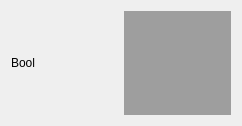
Old version of the form viz_stepper/include/viz_stepper/merrrt_widget.ui in the repository UM-ARM-Lab/unreliable-deform-manipulation.
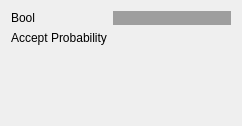
New version of the form.

Patch:
```diff
--- a/viz_stepper/include/viz_stepper/merrrt_widget.ui
+++ b/viz_stepper/include/viz_stepper/merrrt_widget.ui
@@ -25,15 +25,15 @@
   <property name="styleSheet">
    <string notr="true"/>
   </property>
-  <layout class="QHBoxLayout" name="horizontalLayout">
-   <item>
+  <layout class="QFormLayout" name="formLayout">
+   <item row="0" column="0">
     <widget class="QLabel" name="bool_label">
      <property name="text">
       <string>Bool</string>
      </property>
     </widget>
    </item>
-   <item>
+   <item row="0" column="1">
     <widget class="QLabel" name="bool_indicator">
      <property name="styleSheet">
       <string notr="true">background-color: rgb(158, 158, 158);</string>
@@ -43,6 +43,20 @@
      </property>
     </widget>
    </item>
+   <item row="1" column="0">
+    <widget class="QLabel" name="accept_probability_label">
+     <property name="text">
+      <string>Accept Probability</string>
+     </property>
+    </widget>
+   </item>
+   <item row="1" column="1">
+    <widget class="QLabel" name="accept_probability">
+     <property name="text">
+      <string/>
+     </property>
+    </widget>
+   </item>
   </layout>
  </widget>
  <resources/>
```
